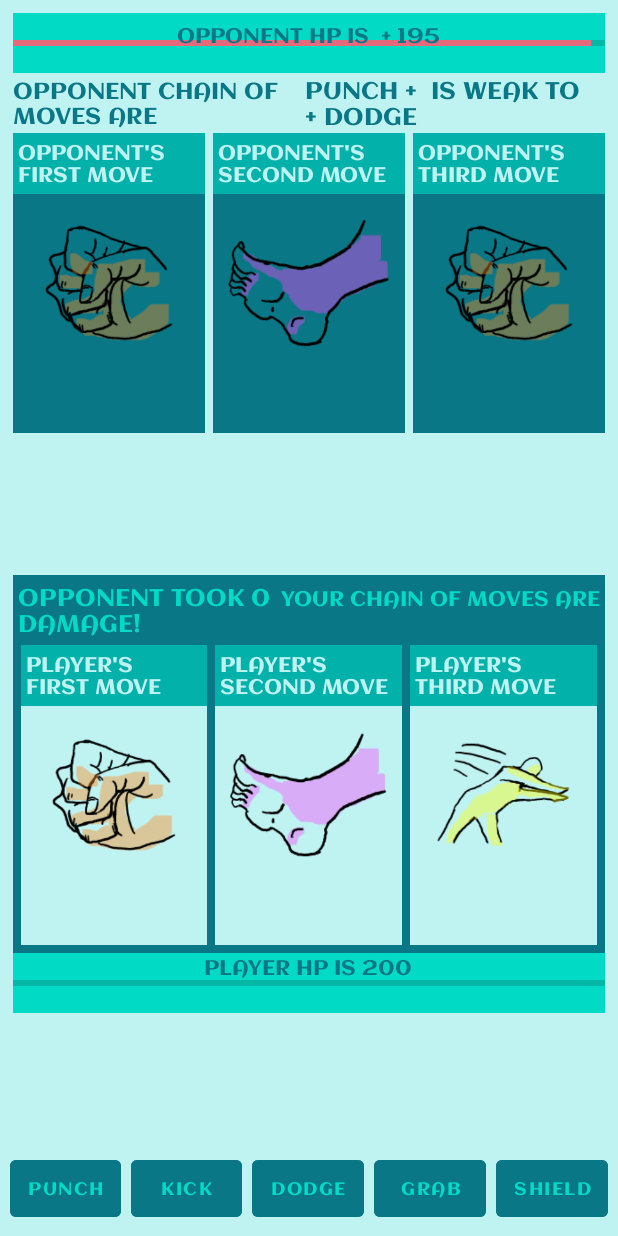
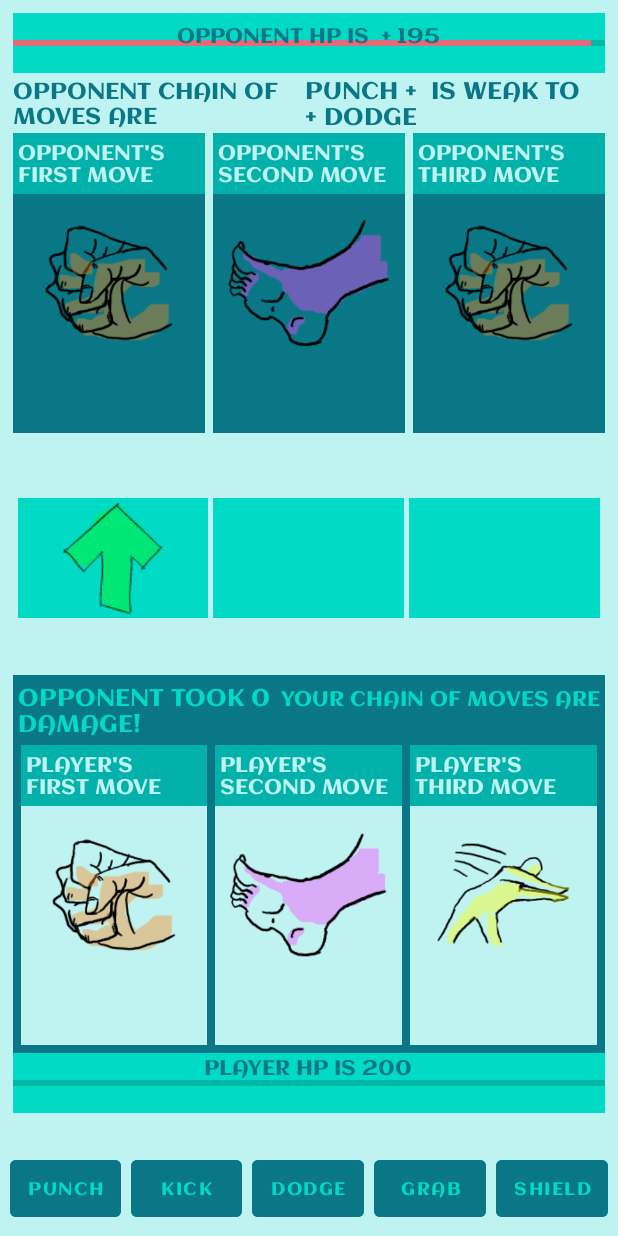
Before and after one commit to Loogibot/ChainFighterAndroid, an Android app: the screen it shows after launch (MainActivity), after a tap on "DODGE", on a phone screen of 412 x 824 dp. Run offline under Robolectric (Android 15) with nearby library versions, the phone set to English and light mode, and no system bars; 3 other taps on this screen came first.

Commit message:
added results UI, now need to separate move comparison for each result, will likely need to rewrite the entire moveCompare and add a results object that handles the final result

```diff
--- a/app/src/main/java/com/loogibot/chainfighter/MainActivity.kt
+++ b/app/src/main/java/com/loogibot/chainfighter/MainActivity.kt
@@ -83,7 +83,11 @@ open class MainActivity : AppCompatActivity() {
             binding.playerView.PSecondMoveTitle,
             binding.playerView.PThirdMoveTitle,
 
-            getString(R.string.cancel)//18
+            binding.moveResults.FirstMoveImgResult,//18
+            binding.moveResults.SecondMoveImgResult,
+            binding.moveResults.ThirdMoveImgResult,
+
+            getString(R.string.cancel)//21
         )
         drawMoves(Players.pChain, Players.oChain, uIObjectsList)
 
--- a/app/src/main/java/com/loogibot/chainfighter/gamestate/MoveCompare.kt
+++ b/app/src/main/java/com/loogibot/chainfighter/gamestate/MoveCompare.kt
@@ -1,7 +1,9 @@
 package com.loogibot.chainfighter.gamestate
 
+import android.widget.ImageView
 import android.widget.ProgressBar
 import android.widget.TextView
+import com.loogibot.chainfighter.R
 import com.loogibot.chainfighter.player.Chain
 import com.loogibot.chainfighter.player.Players
 
@@ -14,11 +16,16 @@ fun moveCompare(playerChain: Chain, opponentChain: Chain, uiObj: List<Any>): Str
     val playerHP = uiObj[4] as TextView
     val opponentHP = uiObj[5] as TextView
     val cancel = uiObj.last() as String
+    val firstMoveComparisonResult = uiObj[18] as ImageView
+    val SecondMoveComparisonResult = uiObj[19] as ImageView
+    val ThirdMoveComparisonResult = uiObj[20] as ImageView
+
     var winner = "NO ONE YET"
     var i = 0
 
     playerChain.chainList.forEach {
         if (it != opponentChain.chainList[i]) {
+            //player move is successful
             if (it.name == opponentChain.chainList[i].firstAdv || it.name == opponentChain.chainList[i].secondAdv) {
                 // result will display who, in this case opponent, took how much damage
                 result.text = "${Players.opponent} TOOK ${playerChain.totalDamage} DAMAGE!"
@@ -30,6 +37,9 @@ fun moveCompare(playerChain: Chain, opponentChain: Chain, uiObj: List<Any>): Str
                 opponentHP.text = "${Players.opponentHPLabel} + ${Players.opponentHealth}"
                 opponentHPBar.progress = Players.opponentHealth
 
+                //update results image
+                firstMoveComparisonResult.setImageResource(R.drawable.player_move_win)
+
             } else if (opponentChain.chainList[i].name == it.firstAdv || opponentChain.chainList[i].name == it.secondAdv) {
                 // result will display who, in this case opponent, took how much damage
                 result.text = "${Players.player} TOOK ${opponentChain.totalDamage} DAMAGE!"
@@ -40,8 +50,11 @@ fun moveCompare(playerChain: Chain, opponentChain: Chain, uiObj: List<Any>): Str
                 Players.playerHealth -= opponentChain.chainList[i]!!.damage
                 playerHP.text = "${Players.playerHPLabel} + ${Players.playerHealth}"
                 playerHPBar.progress = Players.playerHealth
+                //update results image
+                firstMoveComparisonResult.setImageResource(R.drawable.opponent_move_win)
             }
         } else {
+            firstMoveComparisonResult.setImageResource(R.drawable.cancel_image)
             result.text = cancel
         }
         i++
--- a/app/src/main/res/layout/activity_main.xml
+++ b/app/src/main/res/layout/activity_main.xml
@@ -8,8 +8,7 @@
     android:padding="3dp"
     tools:context=".MainActivity">
 
-    <!-- input -->
-
+    <!-- opponent view -->
     <include
         android:id="@+id/opponent_view"
         layout="@layout/opponent_view"
@@ -18,7 +17,18 @@
         app:layout_constraintEnd_toEndOf="parent"
         app:layout_constraintStart_toStartOf="parent"
         app:layout_constraintTop_toTopOf="parent" />
-
+    <!-- results view -->
+    <include
+        android:id="@+id/move_results"
+        layout="@layout/move_results"
+        android:layout_width="match_parent"
+        android:layout_height="wrap_content"
+        android:layout_margin="5dp"
+        app:layout_constraintBottom_toTopOf="@id/player_view"
+        app:layout_constraintEnd_toEndOf="parent"
+        app:layout_constraintStart_toStartOf="parent"
+        app:layout_constraintTop_toBottomOf="@+id/opponent_view" />
+    <!-- player view -->
     <include
         android:id="@+id/player_view"
         layout="@layout/player_view"
@@ -28,7 +38,8 @@
         app:layout_constraintBottom_toTopOf="@id/move_button_view"
         app:layout_constraintEnd_toEndOf="parent"
         app:layout_constraintStart_toStartOf="parent"
-        app:layout_constraintTop_toBottomOf="@+id/opponent_view" />
+        app:layout_constraintTop_toBottomOf="@+id/opponent_view"
+        app:layout_constraintVertical_bias="0.9" />
 
     <include
         android:id="@+id/move_button_view"
--- /dev/null
+++ b/app/src/main/res/layout/move_results.xml
@@ -0,0 +1,35 @@
+<?xml version="1.0" encoding="utf-8"?>
+<LinearLayout xmlns:android="http://schemas.android.com/apk/res/android"
+    android:layout_width="match_parent"
+    android:layout_height="match_parent"
+    android:layout_margin="3dp"
+    android:padding="3dp">
+
+    <ImageView
+        android:id="@+id/FirstMoveImgResult"
+        android:layout_width="0dp"
+        android:layout_height="80dp"
+        android:layout_weight="1"
+        android:background="@color/teal_200"
+        android:contentDescription="FIRST MOVES COMPARISON RESULTS" />
+
+    <ImageView
+        android:id="@+id/SecondMoveImgResult"
+        android:layout_width="0dp"
+        android:layout_height="80dp"
+        android:layout_weight="1"
+        android:layout_marginLeft="3dp"
+        android:layout_marginRight="3dp"
+        android:background="@color/teal_200"
+        android:contentDescription="SECOND MOVES COMPARISON RESULTS" />
+
+    <ImageView
+        android:id="@+id/ThirdMoveImgResult"
+        android:layout_width="0dp"
+        android:layout_height="80dp"
+        android:layout_weight="1"
+        android:background="@color/teal_200"
+        android:contentDescription="THIRD MOVES COMPARISON RESULTS" />
+
+
+</LinearLayout>
--- a/build.gradle
+++ b/build.gradle
@@ -1,7 +1,7 @@
 // Top-level build file where you can add configuration options common to all sub-projects/modules.
 plugins {
-    id 'com.android.application' version '8.0.1' apply false
-    id 'com.android.library' version '8.0.1' apply false
+    id 'com.android.application' version '8.0.2' apply false
+    id 'com.android.library' version '8.0.2' apply false
     id 'org.jetbrains.kotlin.android' version '1.8.20' apply false
 }
 
```
Also changed, not shown: app/src/main/res/drawable/cancel_image.png (added), app/src/main/res/drawable/neutral_result.png (added), app/src/main/res/drawable/opponent_move_win.png (added), app/src/main/res/drawable/player_move_win.png (added).
